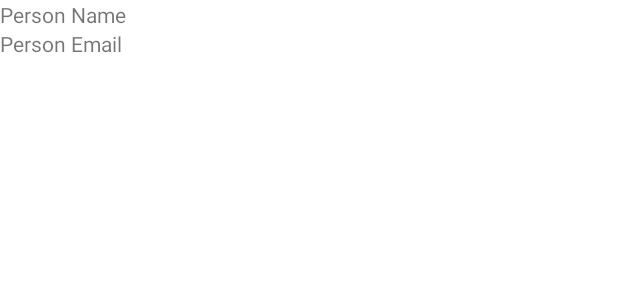
After one commit to ATheDS/SQLiteMaisEstudo, an Android app: the layout row_users.xml on its own in the app's theme, with its tools: preview values and no code run, on a phone screen of 412 x 824 dp. The commit adds this screen. Shown: the top 300 px of the screen. Run offline under Robolectric (Android 15) with nearby library versions, the phone set to English and light mode, and no system bars.

Commit message:
listView do fracasso Segunda-Casa

```diff
--- /dev/null
+++ b/app/src/main/res/layout/row_users.xml
@@ -0,0 +1,18 @@
+<?xml version="1.0" encoding="utf-8"?>
+<LinearLayout xmlns:android="http://schemas.android.com/apk/res/android"
+    android:layout_width="match_parent"
+    android:layout_height="100dp"
+    android:orientation="vertical"
+    >
+    <TextView
+        android:layout_width="match_parent"
+        android:layout_height="wrap_content"
+        android:id="@+id/U_nome_tv"
+        android:text="Person Name"/>
+    <TextView
+        android:layout_width="match_parent"
+        android:layout_height="match_parent"
+        android:id="@+id/U_email_tv"
+        android:text="Person Email"/>
+
+</LinearLayout>
```
Also changed, not shown: app/src/main/java/com/example/sqlitemaisestudo/Banco.java (+11 -0 lines), app/src/main/java/com/example/sqlitemaisestudo/EditarMateriasActivity.java (+37 -0 lines), app/src/main/res/layout/activity_editar_materias.xml (+6 -2 lines).
